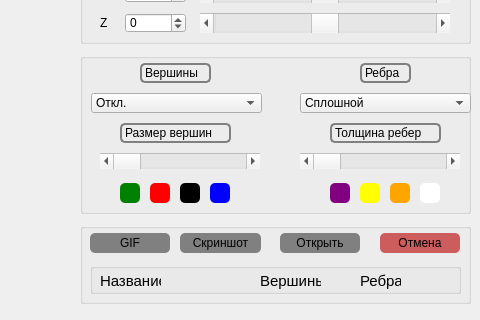
fatkheev/3DViewer, file src/front/mainwindow.ui: the form before one commit; both pictures show x 580 to 1060 and y 377 to 697 of the 1060 by 697 pixel window.
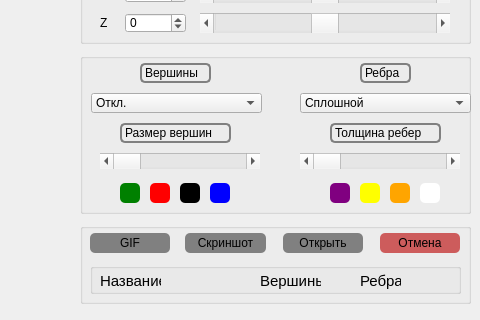
The form after the commit. Custom widgets are drawn as their Qt base class.

Diff of the .ui file:
```diff
--- a/src/front/mainwindow.ui
+++ b/src/front/mainwindow.ui
@@ -1246,7 +1246,7 @@
     <widget class="QPushButton" name="screenshot">
      <property name="geometry">
       <rect>
-       <x>100</x>
+       <x>105</x>
        <y>10</y>
        <width>81</width>
        <height>20</height>
@@ -1296,7 +1296,7 @@
     <widget class="QPushButton" name="open_file">
      <property name="geometry">
       <rect>
-       <x>200</x>
+       <x>203</x>
        <y>10</y>
        <width>80</width>
        <height>20</height>
```
Left out of the diff: 20 changed lines with no effect on the pictures.
